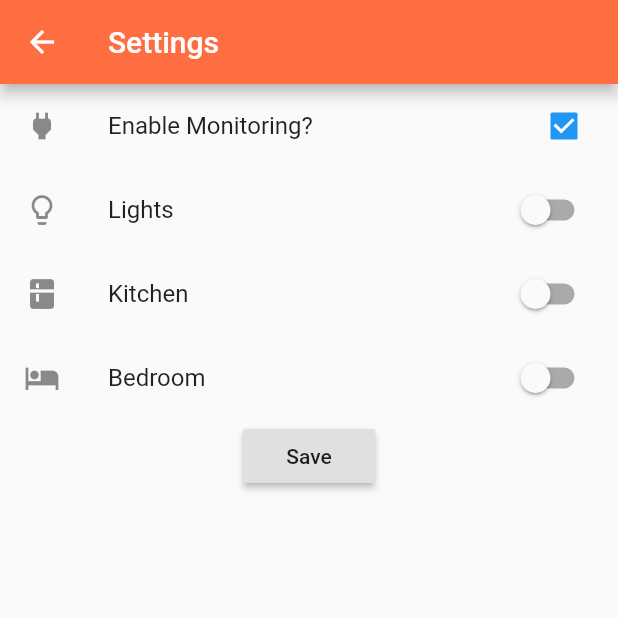
After one commit to all3f0r1/qactus, a Flutter app: the SettingsPage screen opened directly, on a phone screen of 412 x 824 dp, the top half of it. The commit adds this screen. Run offline on Flutter 3.47's test engine with Material 2 defaults, Android fonts, the phone set to English and light mode, and no system bars; our stand-ins replace flutter_html, html_unescape, share, transparent_image; network calls fail.

```diff
--- /dev/null
+++ b/lib/screens/SettingsScreen.dart
@@ -0,0 +1,118 @@
+import 'dart:async';
+
+import 'package:flutter/material.dart';
+
+class SettingsPage extends StatefulWidget {
+  @override
+  _SettingsPageState createState() => new _SettingsPageState();
+}
+
+class _SettingsPageState extends State<SettingsPage> {
+  bool _monitor = true;
+  bool _lights = false;
+  bool _kitchen = false;
+  bool _bedroom = false;
+  bool _saving = false;
+
+  void _submit() {
+    print('submit called...');
+
+    setState(() {
+      _saving = true;
+    });
+
+    //Simulate a service call
+    print('submitting to backend...');
+    new Future.delayed(new Duration(seconds: 4), () {
+      setState(() {
+        _saving = false;
+      });
+    });
+  }
+
+  List<Widget> _buildForm(BuildContext context) {
+    Form form = new Form(
+      child: new Column(
+        children: [
+          new CheckboxListTile(
+            title: const Text('Enable Monitoring?'),
+            value: _monitor,
+            onChanged: (bool value) {
+              setState(() {
+                _monitor = value;
+              });
+            },
+            secondary: const Icon(Icons.power),
+          ),
+          new SwitchListTile(
+            title: const Text('Lights'),
+            value: _lights,
+            onChanged: (bool value) {
+              setState(() {
+                _lights = value;
+              });
+            },
+            secondary: const Icon(Icons.lightbulb_outline),
+          ),
+          new SwitchListTile(
+            title: const Text('Kitchen'),
+            value: _kitchen,
+            onChanged: (bool value) {
+              setState(() {
+                _kitchen = value;
+              });
+            },
+            secondary: const Icon(Icons.kitchen),
+          ),
+          new SwitchListTile(
+            title: const Text('Bedroom'),
+            value: _bedroom,
+            onChanged: (bool value) {
+              setState(() {
+                _bedroom = value;
+              });
+            },
+            secondary: const Icon(Icons.hotel),
+          ),
+          new RaisedButton(
+            onPressed: _submit,
+            child: new Text('Save'),
+          ),
+        ],
+      ),
+    );
+
+    var list = new List<Widget>();
+    list.add(form);
+
+    if (_saving) {
+      var modal = new Stack(
+        children: [
+          new Opacity(
+            opacity: 0.3,
+            child: const ModalBarrier(dismissible: false, color: Colors.grey),
+          ),
+          new Center(
+            child: new CircularProgressIndicator(),
+          ),
+        ],
+      );
+      list.add(modal);
+    }
+
+    return list;
+  }
+
+  @override
+  Widget build(BuildContext context) {
+    return new Scaffold(
+      appBar: new AppBar(
+        title: new Text('Settings'),
+        backgroundColor: Colors.deepOrangeAccent,
+      ),
+      body: new Stack(
+        children: _buildForm(context),
+      ),
+    );
+  }
+}
```
Also changed, not shown: lib/HttpFeeds.dart (+17 -3 lines), lib/screens/HomePageScreen.dart (+50 -9 lines).
